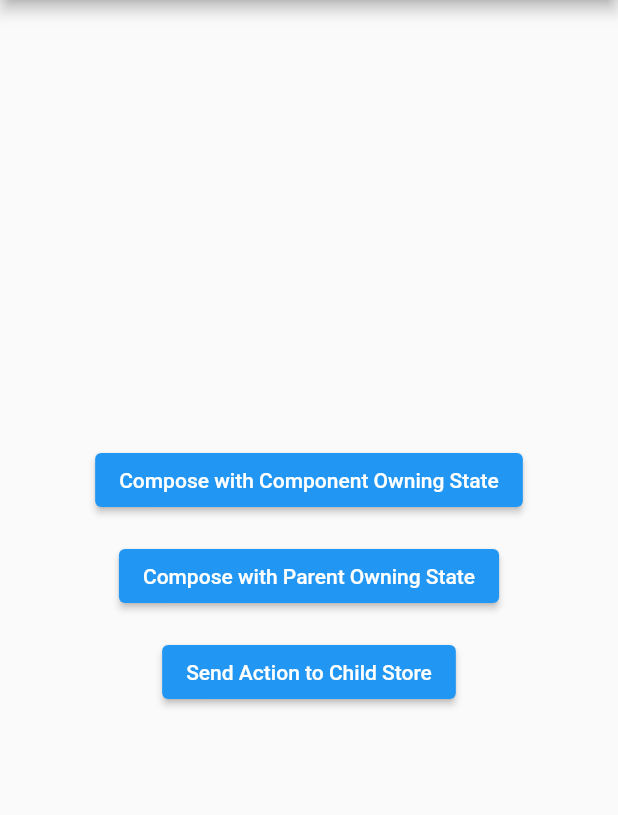
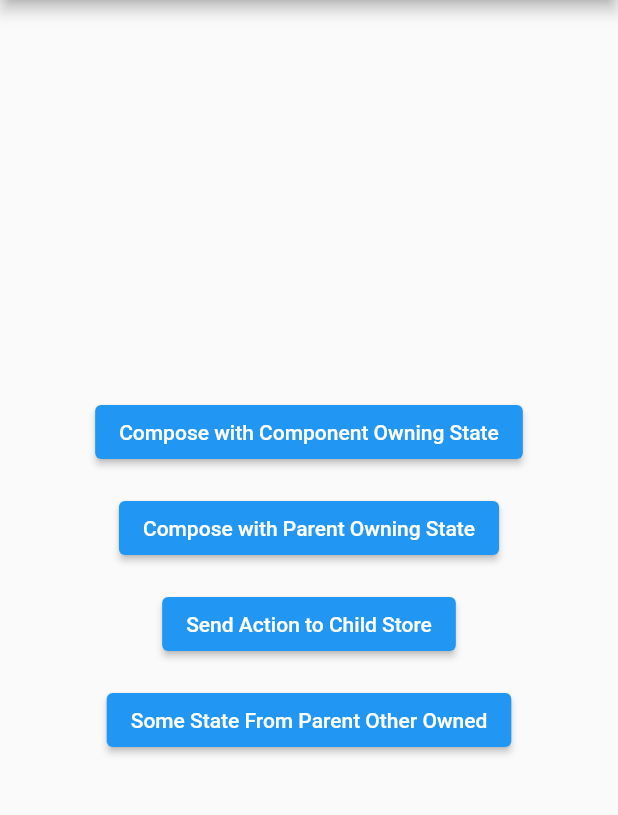
Before and after one commit to drewdeponte/flutter_forge, a Flutter app: the screen it shows after launch, on a phone screen of 412 x 824 dp, the part 84-899 px from its top. Run offline on Flutter 3.47's test engine with Material 2 defaults, Android fonts, the phone set to English and light mode, and no system bars; our stand-ins replace flutter_riverpod; missing offline and left inert: fimber.

Commit message:
Add ability for a component to have multiple stores
Add ability for a component to have multiple stores so that it could for
example get some of it state as borrowed state from a parent component
and also have other state that it fully owns.

As this does work, it does feel like this is now putting the
responsibility of somewhat of an integration concern into the component
as it has to know that some state is coming from a parent and other
state is not.

So this likely needs to be revisited but this is at least a start even
if it takes use to slightly less pure place.

```diff
--- a/lib/main.dart
+++ b/lib/main.dart
@@ -1,6 +1,7 @@
 import 'package:flutter/material.dart';
 import 'package:flutter_riverpod/flutter_riverpod.dart';
 
+import 'some_state_from_parent_other_owned.dart';
 import 'store.dart';
 
 import 'compose_with_parent_owning_state.dart';
@@ -29,6 +30,7 @@ class MyApp extends StatelessWidget {
 }
 
 final composeWithParentOwningStateStore = Store(initialState: const ComposeWithParentOwningStateState(counter: CounterState(count: 10)));
+final someStateFromParentOtherOwnedStore = Store(initialState: const SomeStateFromParentOtherOwnedState(isLoggedIn: false));
 
 class Home extends StatelessWidget {
   const Home({super.key});
@@ -62,6 +64,13 @@ class Home extends StatelessWidget {
                 child: const Text('Send Action to Child Store'),
               ),
             ),
+            Padding(
+              padding: const EdgeInsets.all(8),
+              child: ElevatedButton(
+                onPressed: () { Navigator.push(context, MaterialPageRoute(builder: (context) => SomeStateFromParentOtherOwned(store: someStateFromParentOtherOwnedStore))); },
+                child: const Text('Some State From Parent Other Owned'),
+              ),
+            ),
           ]
         )
       )
--- a/lib/store.dart
+++ b/lib/store.dart
@@ -18,13 +18,23 @@ ViewStoreProvider<State> viewStoreProvider<State>(State initialState) {
   return ViewStoreProvider<State>((ref) => ViewStore<State>(ref, initialState));
 }
 
+/// Formal Interface for all Store implementations
 abstract class StoreInterface<State> {
+  /// get ViewStore - object to manage state changes in a controlled unidirectional flow
   ViewStoreInterface<State> viewStore(WidgetRef ref);
+  /// escape hatch out of this framework back to Riverpod land
+  AlwaysAliveProviderListenable<State> get provider;
+  /// register a function to build your widget anytime state changes
   Consumer viewBuilder(Widget Function(State state, ViewStoreInterface<State> viewStore) builder);
+  /// scope a stores state concerns down to a portion of it's state
   StoreInterface<ChildState> scope<ChildState>({required ChildState Function(State) globalToLocalState, required ReducerAction<State> Function(ReducerAction<ChildState>) localToGlobalAction});
+  /// binding multiple stores to the view
+  Consumer combinedViewBuilder<StateB>(StoreInterface<StateB> storeB, Widget Function(State stateA, ViewStoreInterface<State> viewStoreA, StateB stateB, ViewStoreInterface<StateB> viewStoreB) builder);
 }
 
+/// Formal Interface for all ViewStore implementations
 abstract class ViewStoreInterface<State> {
+  /// send/dispatch an action to the store to have it change state in a controlled manner
   void send(ReducerAction<State> action);
 }
 
@@ -36,6 +46,11 @@ abstract class ViewStoreInterface<State> {
 class Store<State> extends StoreInterface<State> {
   Store({required State initialState}): _stateNotifierProvider = viewStoreProvider(initialState);
   final StateNotifierProvider<ViewStore<State>, State> _stateNotifierProvider;
+
+  @override
+  AlwaysAliveProviderListenable<State> get provider {
+    return _stateNotifierProvider;
+  }
 
   @override
   ViewStore<State> viewStore(WidgetRef ref) {
@@ -61,6 +76,15 @@ class Store<State> extends StoreInterface<State> {
       localActionToGlobalAction: localToGlobalAction
     );
   }
+
+  @override
+  Consumer combinedViewBuilder<StateB>(StoreInterface<StateB> storeB, Widget Function(State stateA, ViewStoreInterface<State> viewStoreA, StateB stateB, ViewStoreInterface<StateB> viewStoreB) builder) {
+    return Consumer(builder: (context, ref, child) {
+      final stateA = ref.watch(provider);
+      final stateB = ref.watch(storeB.provider);
+      return builder.call(stateA, viewStore(ref), stateB, storeB.viewStore(ref));
+    });
+  }
 }
 
 class ScopedStore<State, ParentState> extends StoreInterface<State> {
@@ -69,6 +93,11 @@ class ScopedStore<State, ParentState> extends StoreInterface<State> {
   final ReducerAction<ParentState> Function(ReducerAction<State>) localActionToGlobalAction;
 
   ScopedStore({required this.parentStore, required this.stateProvider, required this.localActionToGlobalAction});
+
+  @override
+  AlwaysAliveProviderListenable<State> get provider {
+    return stateProvider;
+  }
 
   @override
   ViewStoreInterface<State> viewStore(WidgetRef ref) {
@@ -94,8 +123,78 @@ class ScopedStore<State, ParentState> extends StoreInterface<State> {
       localActionToGlobalAction: localToGlobalAction
     );
   }
+
+  @override
+  Consumer combinedViewBuilder<StateB>(StoreInterface<StateB> storeB, Widget Function(State stateA, ViewStoreInterface<State> viewStoreA, StateB stateB, ViewStoreInterface<StateB> viewStoreB) builder) {
+    return Consumer(builder: (context, ref, child) {
+      final stateA = ref.watch(provider);
+      final stateB = ref.watch(storeB.provider);
+      return builder.call(stateA, viewStore(ref), stateB, storeB.viewStore(ref));
+    });
+  }
 }
 
+// class CombinedStore<State, ParentAState, ParentBState> extends StoreInterface<State> {
+//   final StoreInterface<ParentAState> parentAStore;
+//   final StoreInterface<ParentBState> parentBStore;
+//   final Provider<State> stateProvider;
+
+//   CombinedStore({required this.parentAStore, required this.parentBStore, required this.stateProvider});
+
+//   @override
+//   AlwaysAliveProviderListenable<State> get provider {
+//     return stateProvider;
+//   }
+
+//   // What if I introduce a concept of OwnedState and BorrowedState? Then I might be able to handle the view store
+//   @override
+//   ViewStoreInterface<State> viewStore(WidgetRef ref) {
+//     // CombinedViewStore()
+//     return ScopedViewStore(parentStore.viewStore(ref), localActionToGlobalAction);
+//   }
+
+//   @override
+//   Consumer viewBuilder(Widget Function(State state, ViewStoreInterface<State> viewStore) builder) {
+//     return Consumer(builder: (context, ref, child) {
+//       final state = ref.watch(stateProvider);
+//       return builder.call(state, viewStore(ref));
+//     });
+//   }
+
+//   @override
+//   StoreInterface<ChildState> scope<ChildState>({required ChildState Function(State) globalToLocalState, required ReducerAction<State> Function(ReducerAction<ChildState>) localToGlobalAction}) {
+//     return ScopedStore<ChildState, State>(
+//       parentStore: this,
+//       stateProvider: Provider<ChildState>((ref) {
+//         final parentState = ref.watch(stateProvider);
+//         return globalToLocalState.call(parentState);
+//       }),
+//       localActionToGlobalAction: localToGlobalAction
+//     );
+//   }
+// }
+
+// class CombinedViewStore<CombinedState> implements ViewStoreInterface<State> {
+//   CombinedViewStore(this.parentViewStore, this.childToParentAction);
+
+//   @override
+//   void send(ReducerAction<CombinedState> action) {
+//     // ReducerAction<CombinedState> ->  some how need to know if the action is
+//     // targeted at impacting the owned state or the borrowed state. If it is at
+//     // the owned state then it the action would need to be converted to an
+//     // action of the owned state and applied to that store. If it is at the
+//     // borrowed state it would need to be converted to an action of borrowed
+//     // state and applied to that store.
+
+//     // I guess another option would be somehow having states be identifiable
+//     // and expose that identification through the `send` interface and it's
+//     // typing so that the user somehow. Either that or we would have to somehow
+//     // have multiple stores accessible within a widget.
+//     parentViewStore.send(childToParentAction(action));
+//   }
+// }
+
+// Is this really a borrowed state view store? Or maybe the concept of Scoping is by definition borrowing and focusing
 class ScopedViewStore<State, ParentState> implements ViewStoreInterface<State> {
   ScopedViewStore(this.parentViewStore, this.childToParentAction);
 
@@ -108,6 +207,7 @@ class ScopedViewStore<State, ParentState> implements ViewStoreInterface<State> {
   }
 }
 
+/// Manage state updates in a controlled fashion
 class ViewStore<State> extends StateNotifier<State> implements ViewStoreInterface<State> {
   ViewStore(this.ref, State initialState) : super(initialState);
   final Ref ref;
```
Also changed, not shown: lib/logged_in_user_counter.dart (added, +43 -0 lines), lib/some_state_from_parent_other_owned.dart (added, +55 -0 lines), 1 other file.
